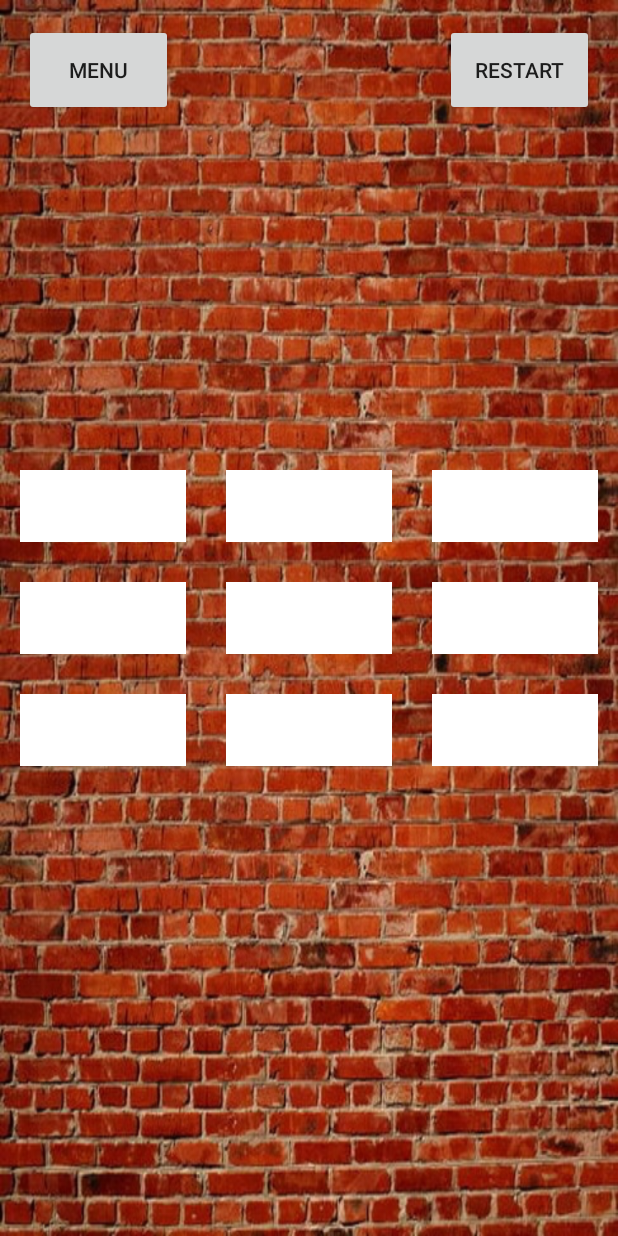
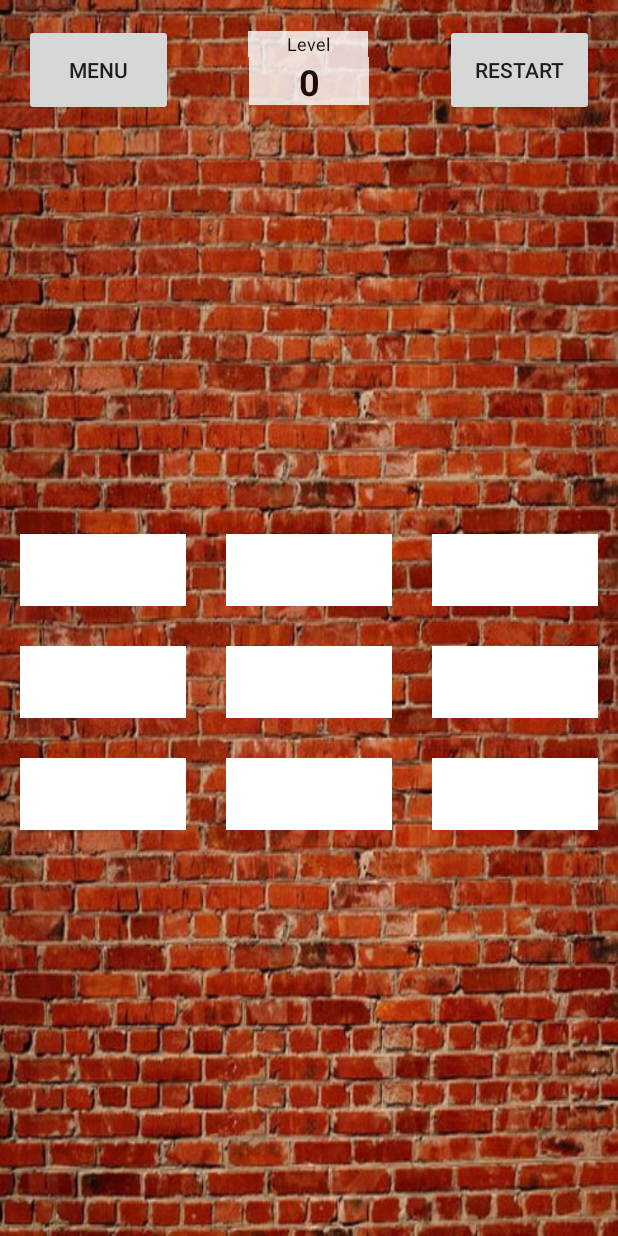
Before and after one commit to Triputin/TicTacToeMobile, an Android app: the screen it shows after launch (MainActivity), after a tap on "RESTART", on a phone screen of 412 x 824 dp. Run offline under Robolectric (Android 15) with nearby library versions, the phone set to English and light mode, and no system bars.

Commit message:
Show level. Fixed edit text

```diff
--- a/app/src/main/java/com/example/v_triputin/tictactoemobile/MainActivity.java
+++ b/app/src/main/java/com/example/v_triputin/tictactoemobile/MainActivity.java
@@ -52,7 +52,7 @@ public class MainActivity extends AppCompatActivity implements OnClickListener {
     private SmartImage[][] board =  new SmartImage [maxFieldSize][maxFieldSize]; // array of field cells
     private boolean isGameOver=false;
    // 0 HumanGame , 1 Bot plays first , 2 bot plays second, 3 campain
-    private int gameType=2;
+    private int gameType=3;
     private static final String STATE_GAMESIZE = "GameSize";
     private static final String STATE_TEXT_LABEL = "Label";
     private static final String STATE_BOARD = "Board";
@@ -71,6 +71,13 @@ public class MainActivity extends AppCompatActivity implements OnClickListener {
     DialogFragment dlg1;
     public static final int levelCount = 14;
     private LevelSettings[] levelSettings;
+
+    public void setCurrentLevel(int currentLevel) {
+        this.currentLevel = currentLevel;
+        TextView txtvwLevel = (TextView) findViewById(R.id.content_main_Textview);
+        txtvwLevel.setText(Integer.toString(currentLevel));
+    }
+
     private int currentLevel = 0;
 
     public LevelSettings[] createLevelMap(){
@@ -84,27 +91,7 @@ public class MainActivity extends AppCompatActivity implements OnClickListener {
         return levelSettings;
     }
 
-    @Override
-    public void onClick(View view) {
-        switch (view.getId()) {
-            case R.id.buttonMenu:
 
-                Intent intent = new Intent(this, Menu_Activity.class);
-
-                intent.putExtra("gameSize", gameSize);
-                intent.putExtra("language", activeLanguage);
-                intent.putExtra("skin", activeSkin);
-                intent.putExtra("gameType", gameType);
-                intent.putExtra("CurrentLevel", currentLevel);
-
-                startActivityForResult(intent, 1);
-                break;
-            case R.id.buttonRestart:
-                restartGame();
-                break;
-        }
-
-    }
 
     @Override
     protected void onActivityResult(int requestCode, int resultCode, Intent data) {
@@ -186,7 +173,7 @@ public class MainActivity extends AppCompatActivity implements OnClickListener {
         String [] stringBoard ;
         stringBoard= savedInstanceState.getStringArray(STATE_BOARD);
         gameSize = savedInstanceState.getInt(STATE_GAMESIZE);
-        currentLevel = savedInstanceState.getInt(STATE_CURRENT_LEVEL);
+        setCurrentLevel(  savedInstanceState.getInt(STATE_CURRENT_LEVEL));
         drawFieldWithImages();
         //drawField();
         for(int i =0;i<gameSize;i++){
@@ -230,19 +217,25 @@ public class MainActivity extends AppCompatActivity implements OnClickListener {
     @Override
     protected void onCreate(Bundle savedInstanceState) {
         super.onCreate(savedInstanceState);
+
         //requestWindowFeature(Window.FEATURE_NO_TITLE);
-        setContentView(R.layout.activity_main);
+        setContentView(R.layout.content_main);
+        //MobileAds.initialize(this, "ca-app-pub-9387110068169481~9239407726");
 
-        Button btnMenu = (Button) findViewById(R.id.buttonMenu);
-        Button btnRestart = (Button) findViewById(R.id.buttonRestart);
+
+
+        Button btnMenu = (Button) findViewById(R.id.content_main_Button_Menu);
+        Button btnRestart = (Button) findViewById(R.id.content_main_Button_Restart);
+        TextView txtvwLevel = (TextView) findViewById(R.id.content_main_Textview);
         // присвоим обработчик кнопке (btnMenu)
         btnMenu.setOnClickListener(this);
         btnRestart.setOnClickListener(this);
 
+
         SettingsLoader.Settings settings;
         //SettingsLoader settingsLoader = new SettingsLoader();
         settings = SettingsLoader.getAppSettings(this);
-        currentLevel = settings.currentLevel;
+        setCurrentLevel(settings.currentLevel);
         activeSkin = settings.activeSkin;
         gameSize = settings.gameSize;
         gameType = settings.gameType;
@@ -288,7 +281,28 @@ public class MainActivity extends AppCompatActivity implements OnClickListener {
         restartGame();
     }
 
+    @Override
+    public void onClick(View view) {
 
+        switch (view.getId()) {
+            case R.id.content_main_Button_Menu:
+
+                Intent intent = new Intent(this, Menu_Activity.class);
+
+                intent.putExtra("gameSize", gameSize);
+                intent.putExtra("language", activeLanguage);
+                intent.putExtra("skin", activeSkin);
+                intent.putExtra("gameType", gameType);
+                intent.putExtra("CurrentLevel", currentLevel);
+
+                startActivityForResult(intent, 1);
+                break;
+            case R.id.content_main_Button_Restart:
+                restartGame();
+                break;
+        }
+
+    }
 
     @Override
     public boolean onCreateOptionsMenu(Menu menu) {
@@ -651,9 +665,10 @@ public class MainActivity extends AppCompatActivity implements OnClickListener {
                }else{
                    if(activePlayer == TicTacToe.Cross){
                        currentLevel++;
+                       setCurrentLevel(currentLevel);
                        if(currentLevel==14){
                            showCampainWinner();
-                           currentLevel = 0;
+                          setCurrentLevel(0);
                        }
                    }
                  //  restartGame();
@@ -665,8 +680,8 @@ public class MainActivity extends AppCompatActivity implements OnClickListener {
             }
             return;
         }
+        //check empty cell
         for (int i=0;i<gameSize;i++) {
-
             for (int j = 0; j < gameSize; j++) {
                 if(board[i][j].getState()==TicTacToe.Empty){
                     return;
@@ -674,9 +689,10 @@ public class MainActivity extends AppCompatActivity implements OnClickListener {
 
             }
         }
-        if(gameType != 3) {
+        //draw
+
             isGameOver = true;
-        }
+
         showWinner("");
     }
 public void getChangeLanguage(Context context){
--- a/app/src/main/java/com/example/v_triputin/tictactoemobile/Menu_Settings_Activity.java
+++ b/app/src/main/java/com/example/v_triputin/tictactoemobile/Menu_Settings_Activity.java
@@ -28,7 +28,13 @@ public class Menu_Settings_Activity extends AppCompatActivity implements View.On
         setContentView(R.layout.activity_menu__settings_);
         Intent intent = getIntent();
         ((EditText)findViewById(R.id.gameSize)).setText(Integer.toString(intent.getIntExtra("gameSize",3)));
+        EditText editText = (EditText) findViewById(R.id.gameSize);
         findViewById(R.id.buttonBack).setOnClickListener(this);
+
+
+
+
+
         ListView listView = (ListView) findViewById(R.id.listViewLanguage);
 
 
--- a/app/src/main/res/layout/activity_main.xml
+++ b/app/src/main/res/layout/activity_main.xml
@@ -22,9 +22,12 @@
     -->
 
     <include
+        android:id="@+id/include"
         layout="@layout/content_main"
-            android:layout_height="516dp" />
-
+        android:layout_width="match_parent"
+        android:layout_height="match_parent"
+        app:layout_anchor="@+id/include"
+        app:layout_anchorGravity="bottom|center" />
 
 
     <!--<android.support.design.widget.FloatingActionButton
--- a/app/src/main/res/layout/activity_menu__settings_.xml
+++ b/app/src/main/res/layout/activity_menu__settings_.xml
@@ -5,6 +5,8 @@
     android:id="@+id/layout2"
     android:layout_width="match_parent"
     android:layout_height="match_parent"
+    android:focusable="true"
+    android:focusableInTouchMode="true"
     tools:context=".Menu_Settings_Activity">
 
     <TextView
@@ -46,8 +48,9 @@
         android:layout_marginTop="20dp"
         android:alpha="0.9"
         android:background="@color/colorPrimary"
+
+        android:textColor="#fff"
         android:text="@string/choose_language"
-        android:textColor="#fff"
         app:layout_constraintStart_toStartOf="parent"
         app:layout_constraintTop_toBottomOf="@+id/gameSize" />
 
--- a/app/src/main/res/layout/content_main.xml
+++ b/app/src/main/res/layout/content_main.xml
@@ -2,9 +2,9 @@
 <android.support.constraint.ConstraintLayout xmlns:android="http://schemas.android.com/apk/res/android"
     xmlns:app="http://schemas.android.com/apk/res-auto"
     xmlns:tools="http://schemas.android.com/tools"
+    android:id="@+id/layout"
     android:layout_width="match_parent"
     android:layout_height="match_parent"
-    android:id="@+id/layout"
     app:layout_behavior="@string/appbar_scrolling_view_behavior"
     tools:context=".MainActivity"
     tools:layout_editor_absoluteY="81dp"
@@ -16,7 +16,7 @@
         android:layout_width="wrap_content"
         android:layout_height="wrap_content"
         android:layout_marginStart="8dp"
-        android:layout_marginTop="8dp"
+        android:layout_marginTop="16dp"
         android:layout_marginEnd="8dp"
         android:layout_marginBottom="8dp"
         android:shrinkColumns="*"
@@ -24,12 +24,12 @@
         app:layout_constraintBottom_toBottomOf="parent"
         app:layout_constraintEnd_toEndOf="parent"
         app:layout_constraintStart_toStartOf="parent"
-        app:layout_constraintTop_toTopOf="parent">
+        app:layout_constraintTop_toBottomOf="@+id/content_main-Button_Menu">
 
     </com.example.v_triputin.tictactoemobile.SmartTableLayout>
 
     <Button
-        android:id="@+id/buttonMenu"
+        android:id="@+id/content_main-Button_Menu"
         android:layout_width="99dp"
         android:layout_height="61dp"
         android:layout_marginStart="16dp"
@@ -39,7 +39,7 @@
         app:layout_constraintTop_toTopOf="parent" />
 
     <Button
-        android:id="@+id/buttonRestart"
+        android:id="@+id/content_main-Button_Restart"
         android:layout_width="99dp"
         android:layout_height="61dp"
         android:layout_marginTop="16dp"
@@ -47,4 +47,39 @@
         android:text="@string/restart_game"
         app:layout_constraintEnd_toEndOf="parent"
         app:layout_constraintTop_toTopOf="parent" />
+
+    <TextView
+        android:id="@+id/content_main-Textview"
+        android:layout_width="80dp"
+        android:layout_height="32dp"
+        android:layout_marginBottom="7dp"
+        android:alpha="0.8"
+        android:background="@color/cardview_light_background"
+        android:gravity="center"
+        android:text="Test"
+        android:textAlignment="gravity"
+        android:textColor="#000"
+        android:textSize="24sp"
+        android:textStyle="bold"
+        app:layout_constraintBottom_toBottomOf="@+id/content_main-Button_Restart"
+        app:layout_constraintEnd_toStartOf="@+id/content_main-Button_Restart"
+        app:layout_constraintStart_toEndOf="@+id/content_main-Button_Menu" />
+
+    <TextView
+        android:id="@+id/content_main-TextView_Campain_level"
+        android:layout_width="80dp"
+        android:layout_height="17dp"
+        android:layout_marginStart="16dp"
+        android:layout_marginEnd="16dp"
+        android:alpha="0.8"
+        android:background="@color/cardview_light_background"
+        android:gravity="center"
+        android:text="@string/campain_level_text"
+        android:textAlignment="gravity"
+        android:textColor="#000"
+        android:textSize="12sp"
+        app:layout_constraintBottom_toTopOf="@+id/content_main-Textview"
+        app:layout_constraintEnd_toEndOf="parent"
+        app:layout_constraintHorizontal_bias="0.498"
+        app:layout_constraintStart_toStartOf="parent" />
 </android.support.constraint.ConstraintLayout>
--- a/app/src/main/res/values/strings.xml
+++ b/app/src/main/res/values/strings.xml
@@ -23,5 +23,7 @@
     <string name="first_menu_exit">Exit</string>
     <string name="main_menu_menu">Menu</string>
     <string name="congratulations">Congratulations! Campaign is finished!</string>
+    <string name="campain_level_text">Level</string>
+
 
 </resources>
```
Also changed, not shown: app/src/main/AndroidManifest.xml (+9 -1 lines), 1 other file. Lines whose indentation alone changed are shown as unchanged.
